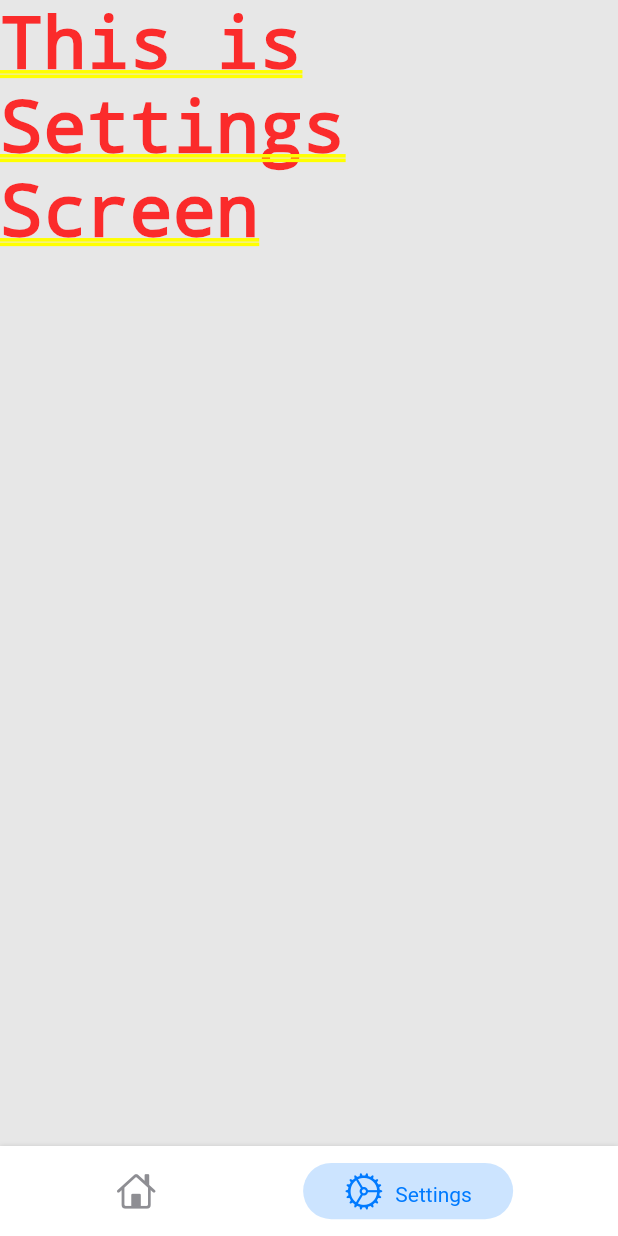
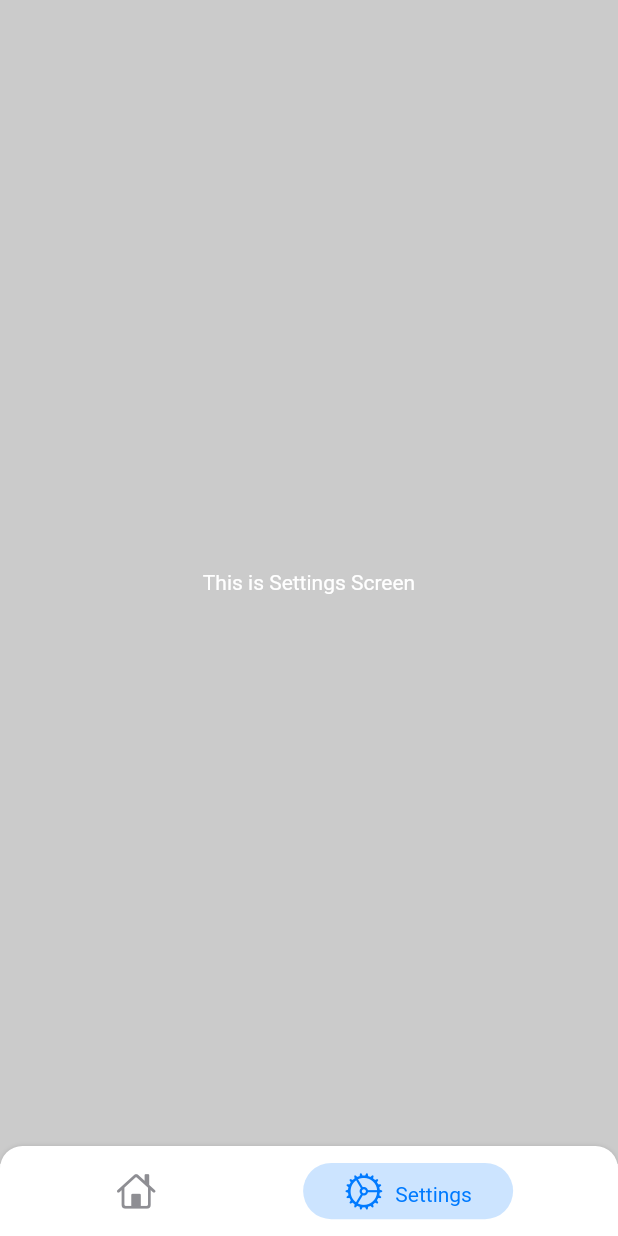
Before and after one commit to BilalShahid13/PersistentBottomNavBar, a Flutter app: the screen it shows after launch, after a tap on an icon or button, on a phone screen of 412 x 824 dp. Run offline on Flutter 3.47's test engine with Material 2 defaults, Android fonts, the phone set to English and light mode, and no system bars; missing offline and left inert: flutter_device_type.

Commit message:
Example project complete

```diff
--- a/example/lib/main.dart
+++ b/example/lib/main.dart
@@ -61,10 +61,9 @@ class _MyHomePageState extends State<MyHomePage> {
       items: _navBarsItems(),
       screens: _buildScreens(),
       showElevation: true,
-      isCurved: false,
+      isCurved: true,
       iconSize: 26.0,
-      navBarStyle:
-          NavBarStyle.style1, // Choose the nav bar style with this property
+      navBarStyle: NavBarStyle.style1, // Choose the nav bar style with this property
       onItemSelected: (index) {
         print(index);
       },
--- a/example/lib/screens.dart
+++ b/example/lib/screens.dart
@@ -5,8 +5,16 @@ class HomeScreen extends StatelessWidget {
 
   @override
   Widget build(BuildContext context) {
-    return Container(
-      child: Text("This is Home Screen"),
+    return Scaffold(
+      backgroundColor: Colors.black12,
+      body: Container(
+        child: Center(
+          child: Text(
+            "This is Home Screen",
+            style: TextStyle(color: Colors.white),
+          ),
+        ),
+      ),
     );
   }
 }
@@ -16,8 +24,16 @@ class SettingsScreen extends StatelessWidget {
 
   @override
   Widget build(BuildContext context) {
-    return Container(
-      child: Text("This is Settings Screen"),
+    return Scaffold(
+      backgroundColor: Colors.black12,
+      body: Container(
+        child: Center(
+          child: Text(
+            "This is Settings Screen",
+            style: TextStyle(color: Colors.white),
+          ),
+        ),
+      ),
     );
   }
 }
```
